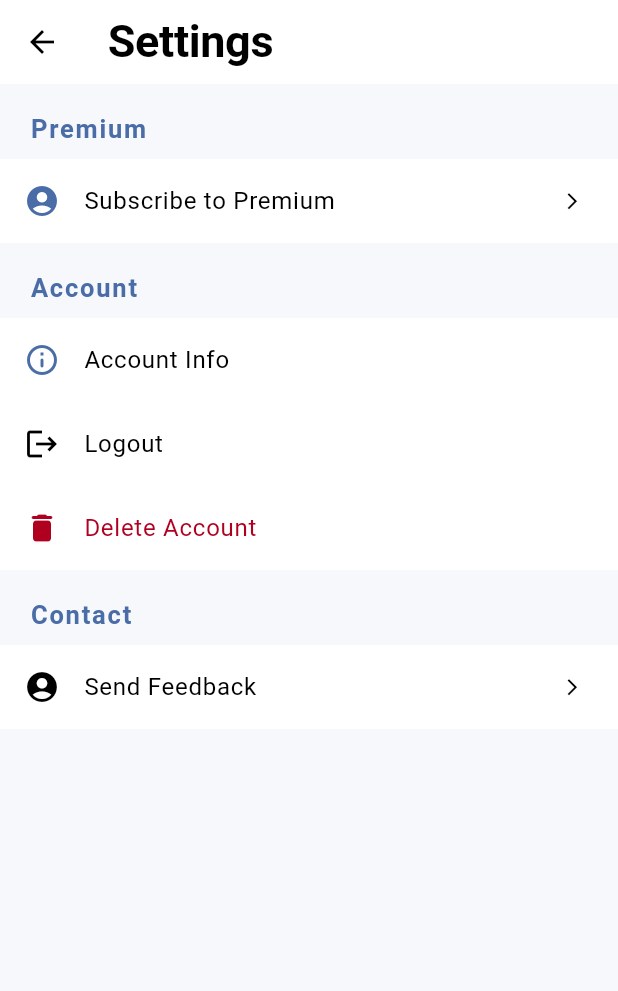
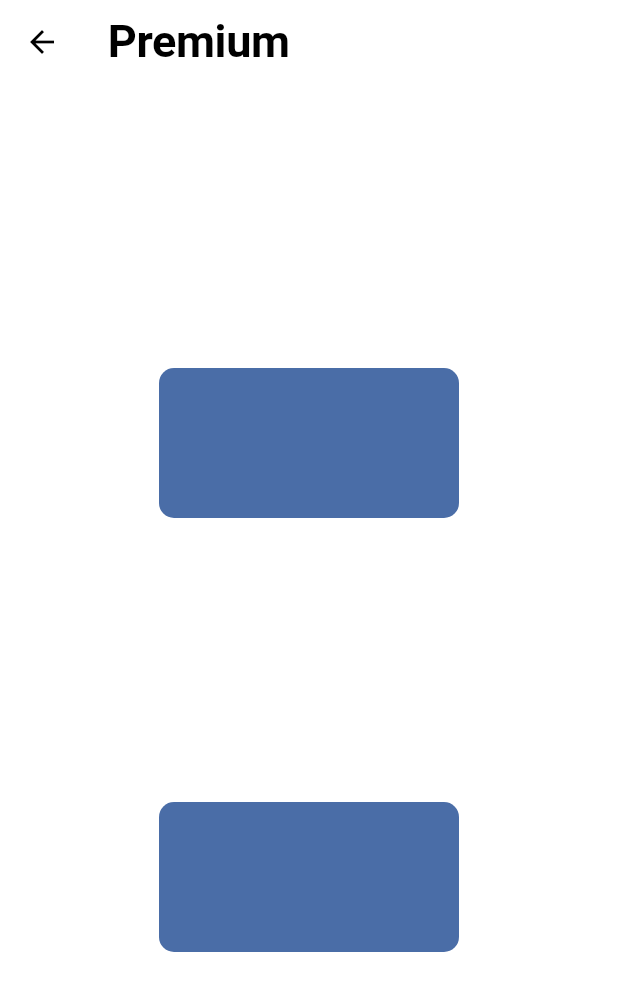
Before and after one commit to Bosohyun/memoircanvas, a Flutter app: the SettingsView screen opened directly, after a tap on "Subscribe to Premium", on a phone screen of 412 x 824 dp. Shown: the top 991 px of the screen. Run offline on Flutter 3.47's test engine with Material 3 defaults, Android fonts, the phone set to English and light mode, and no system bars; our stand-ins replace auto_size_text, bloc, cached_network_image, cloud_firestore, dartz, equatable and 18 more; missing offline and left inert: fast_image_resizer, firebase_ui_auth, flutter_email_sender; accounts and stored records are empty; statements that could not run were skipped; project files that could hold a hidden picture were left out.

Commit message:
updating_subscribe

```diff
--- a/lib/core/services/router.dart
+++ b/lib/core/services/router.dart
@@ -13,6 +13,7 @@ import 'package:memoircanvas/src/journal/presentation/views/jouranl_details_scre
 import 'package:memoircanvas/src/on_boarding/data/datasources/on_boarding_local_data_source.dart';
 import 'package:memoircanvas/src/on_boarding/presentation/cubit/on_boarding_cubit.dart';
 import 'package:memoircanvas/src/on_boarding/presentation/views/on_boarding_screen.dart';
+import 'package:memoircanvas/src/premium/presentation/views/premium.dart';
 import 'package:shared_preferences/shared_preferences.dart';
 import 'package:firebase_ui_auth/firebase_ui_auth.dart' as fui;
 import '../../src/auth/presentation/views/sign_in_screen.dart';
--- a/lib/core/services/router.main.dart
+++ b/lib/core/services/router.main.dart
@@ -63,6 +63,13 @@ Route<dynamic> generateRoute(RouteSettings settings) {
         (_) => JournalDetailsScreen(settings.arguments! as Journal),
         settings: settings,
       );
+
+    case Premium.routeName:
+      return _pageBuilder(
+        (_) => const Premium(),
+        settings: settings,
+      );
+
     default:
       return _pageBuilder((_) => const PageUnderConstruction(),
           settings: settings);
--- a/lib/main.dart
+++ b/lib/main.dart
@@ -51,6 +51,7 @@ class MyApp extends StatelessWidget {
           darkTheme: AppTheme.darkTheme,
           onGenerateRoute: generateRoute,
         ),
-        ));
+      ),
+    );
   }
 }
--- a/lib/src/auth/data/datasources/auth_remote_data_source.dart
+++ b/lib/src/auth/data/datasources/auth_remote_data_source.dart
@@ -8,7 +8,7 @@ import 'package:flutter/material.dart';
 import 'package:google_sign_in/google_sign_in.dart';
 import 'package:memoircanvas/core/enums/updata_user.dart';
 import 'package:memoircanvas/core/errors/exceptions.dart';
-import 'package:memoircanvas/core/utils/constants.dart';
+
 import 'package:memoircanvas/core/utils/typedefs.dart';
 import 'package:memoircanvas/src/auth/data/models/user_model.dart';
 
--- a/lib/src/auth/presentation/bloc/auth_bloc.dart
+++ b/lib/src/auth/presentation/bloc/auth_bloc.dart
@@ -2,7 +2,7 @@ import 'dart:io';
 
 import 'package:bloc/bloc.dart';
 import 'package:equatable/equatable.dart';
-import 'package:flutter_email_sender/flutter_email_sender.dart';
+
 import 'package:memoircanvas/core/enums/updata_user.dart';
 import 'package:memoircanvas/src/auth/domain/entities/user.dart';
 import 'package:memoircanvas/src/auth/domain/usecases/forgot_password.dart';
--- a/lib/src/auth/presentation/views/sign_up_screen.dart
+++ b/lib/src/auth/presentation/views/sign_up_screen.dart
@@ -1,7 +1,7 @@
 import 'package:firebase_auth/firebase_auth.dart';
 import 'package:flutter/material.dart';
 import 'package:flutter_bloc/flutter_bloc.dart';
-import 'package:flutter_email_sender/flutter_email_sender.dart';
+
 import 'package:memoircanvas/core/common/app/providers/user_provider.dart';
 import 'package:memoircanvas/core/common/widgets/rounded_button.dart';
 import 'package:memoircanvas/core/extensions/context_extension.dart';
--- /dev/null
+++ b/lib/src/premium/presentation/views/premium.dart
@@ -0,0 +1,44 @@
+import 'package:flutter/material.dart';
+import 'package:memoircanvas/core/common/widgets/nested_back_button.dart';
+import 'package:memoircanvas/core/extensions/context_extension.dart';
+import 'package:memoircanvas/src/premium/presentation/widgets/subscription_card.dart';
+
+class Premium extends StatefulWidget {
+  const Premium({super.key});
+
+  static const routeName = '/premium';
+
+  @override
+  State<Premium> createState() => _PremiumState();
+}
+
+class _PremiumState extends State<Premium> {
+  @override
+  Widget build(BuildContext context) {
+    return Scaffold(
+        backgroundColor: context.theme.colorScheme.background,
+        appBar: AppBar(
+          title: Text(
+            'Premium',
+            style: context.theme.textTheme.displayLarge,
+          ),
+          leading: const NestedBackButton(),
+        ),
+        body: Center(
+          child: Column(
+            mainAxisAlignment: MainAxisAlignment.spaceEvenly,
+            crossAxisAlignment: CrossAxisAlignment.center,
+            children: [
+              SubscriptionCard(
+                title: 'Monthly',
+                onPressed: () {},
+              ),
+              SubscriptionCard(
+                title: 'Yearly',
+                onPressed: () {},
+              ),
+            ],
+          ),
+        ));
+  }
+}
--- /dev/null
+++ b/lib/src/premium/presentation/widgets/subscription_card.dart
@@ -0,0 +1,37 @@
+import 'package:flutter/material.dart';
+import 'package:memoircanvas/core/extensions/context_extension.dart';
+
+class SubscriptionCard extends StatefulWidget {
+  const SubscriptionCard(
+      {required this.title, required this.onPressed, super.key});
+
+  final String title;
+  final VoidCallback onPressed;
+
+  @override
+  State<SubscriptionCard> createState() => _SubscriptionCardState();
+}
+
+class _SubscriptionCardState extends State<SubscriptionCard> {
+  @override
+  Widget build(BuildContext context) {
+    return Container(
+      decoration: BoxDecoration(
+        color: context.theme.colorScheme.primary,
+        borderRadius: BorderRadius.circular(
+          10,
+        ),
+      ),
+      child: Material(
+        child: InkWell(
+          onTap: widget.onPressed,
+          child: Container(
+            width: 200.0,
+            height: 100.0,
+          ),
+        ),
+        color: Colors.transparent,
+      ),
+    );
+  }
+}
--- a/lib/src/settings/presentation/views/settings_view.dart
+++ b/lib/src/settings/presentation/views/settings_view.dart
@@ -99,7 +99,9 @@ class _SettingsViewState extends State<SettingsView> {
               leadingIcon: Icon(Icons.account_circle,
                   color: context.theme.colorScheme.primary),
               title: 'Subscribe to Premium',
-              onTap: () {}),
+              onTap: () {
+                Navigator.pushNamed(context, '/premium');
+              }),
           const SizedBox(
             height: 20,
           ),
--- a/pubspec.yaml
+++ b/pubspec.yaml
@@ -16,7 +16,7 @@ publish_to: 'none' # Remove this line if you wish to publish to pub.dev
 # https://developer.apple.com/library/archive/documentation/General/Reference/InfoPlistKeyReference/Articles/CoreFoundationKeys.html
 # In Windows, build-name is used as the major, minor, and patch parts
 # of the product and file versions while build-number is used as the build suffix.
-version: 1.0.0+1
+version: 1.0.0+2
 
 environment:
   sdk: '>=3.1.4 <4.0.0'
@@ -68,7 +68,7 @@ dependencies:
   share_plus: ^7.2.1
   screenshot: ^2.1.0
   path_provider: ^2.1.1
-  purchases_flutter: ^6.5.1
+  purchases_flutter: ^6.15.0
   google_sign_in: ^6.2.1
 
 
```
Also changed, not shown: pubspec.lock, 2 other files. Lines whose indentation alone changed are shown as unchanged.
